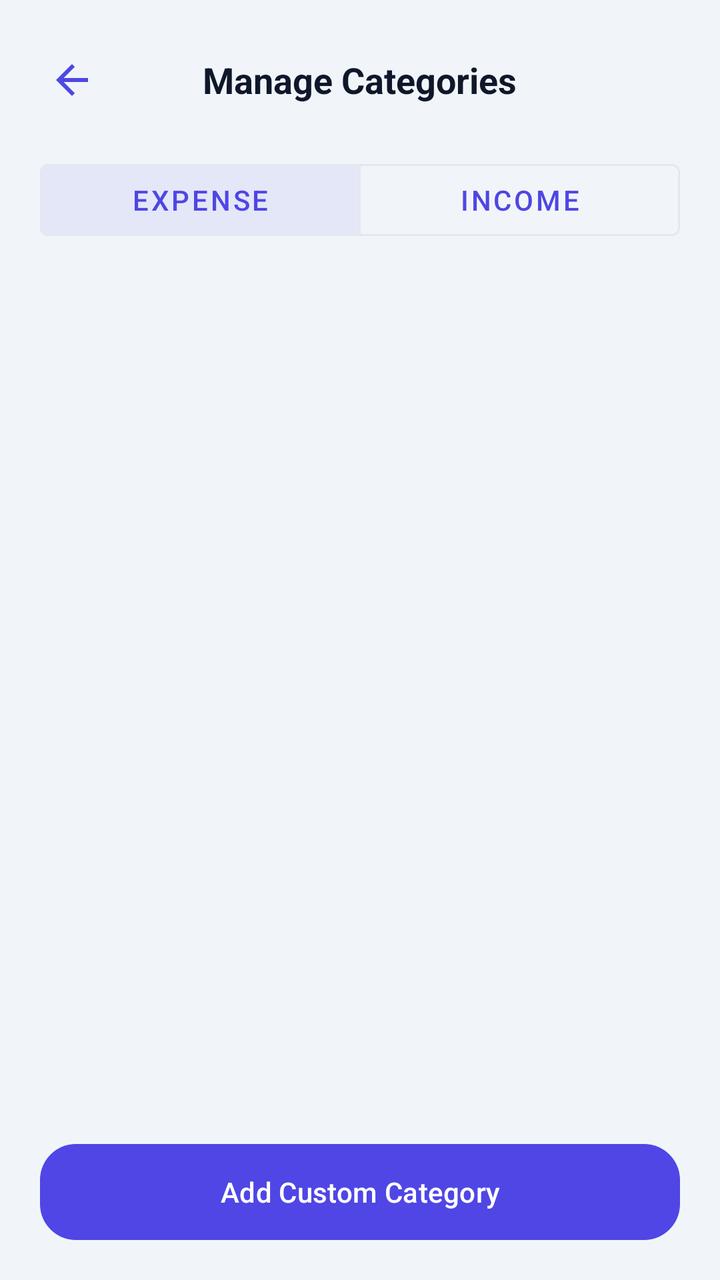
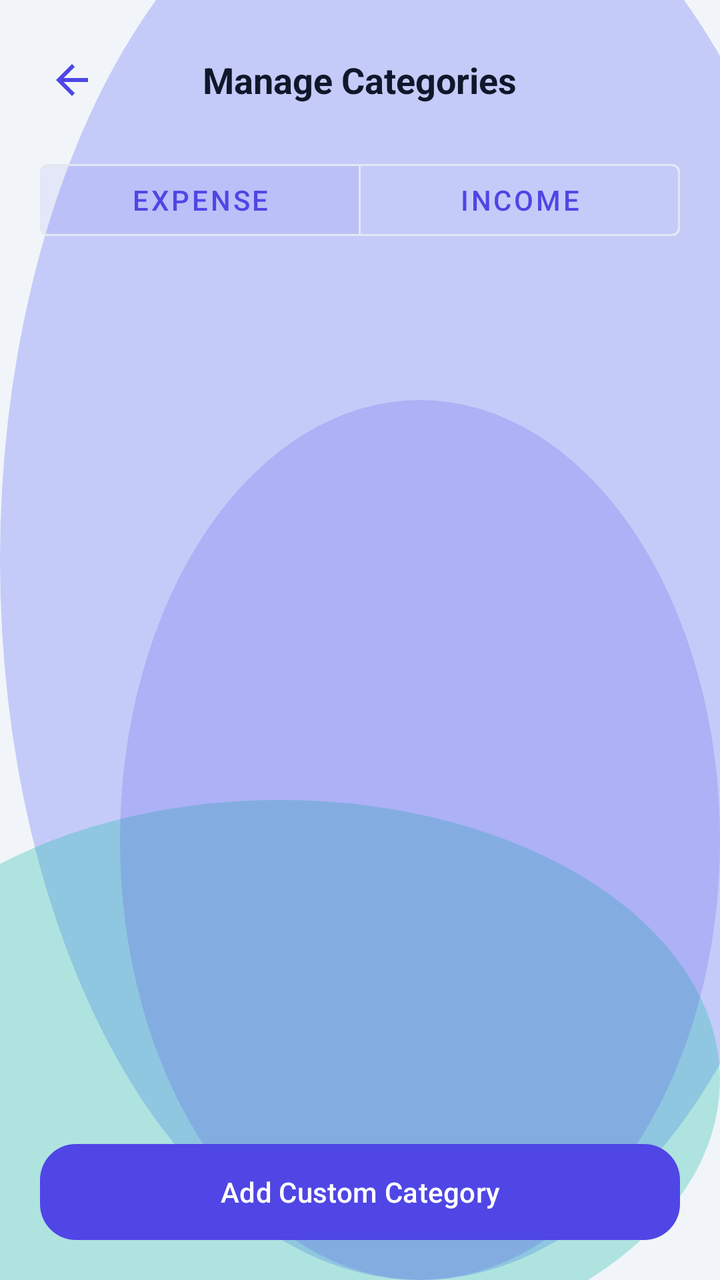

An Android layout rendered at two revisions. The XML below is the earlier revision; the diff shows what the commit changed to produce the second picture.
<!-- AndroidManifest.xml: application theme Theme.MoneyLens -->
<!-- res/layout/activity_category_manage.xml -->
<?xml version="1.0" encoding="utf-8"?>
<androidx.constraintlayout.widget.ConstraintLayout xmlns:android="http://schemas.android.com/apk/res/android"
    xmlns:app="http://schemas.android.com/apk/res-auto"
    xmlns:tools="http://schemas.android.com/tools"
    android:layout_width="match_parent"
    android:layout_height="match_parent"
    android:background="@color/colorBackground">

    
    <RelativeLayout
        android:id="@+id/layoutAppBar"
        android:layout_width="match_parent"
        android:layout_height="56dp"
        android:layout_marginTop="12dp"
        android:paddingHorizontal="16dp"
        app:layout_constraintTop_toTopOf="parent">

        <ImageView
            android:id="@+id/btnBack"
            android:layout_width="40dp"
            android:layout_height="40dp"
            android:layout_centerVertical="true"
            android:padding="8dp"
            android:src="@drawable/ic_back"
            android:background="?attr/selectableItemBackgroundBorderless" />

        <TextView
            android:layout_width="wrap_content"
            android:layout_height="wrap_content"
            android:layout_centerInParent="true"
            android:text="Manage Categories"
            android:textColor="@color/colorTextPrimary"
            android:textSize="18sp"
            android:textStyle="bold" />
    </RelativeLayout>

    
    <com.google.android.material.button.MaterialButtonToggleGroup
        android:id="@+id/toggleTypeGroup"
        android:layout_width="match_parent"
        android:layout_height="wrap_content"
        android:layout_marginHorizontal="20dp"
        android:layout_marginTop="8dp"
        app:checkedButton="@id/btnToggleExpense"
        app:singleSelection="true"
        app:layout_constraintTop_toBottomOf="@+id/layoutAppBar">

        <com.google.android.material.button.MaterialButton
            android:id="@+id/btnToggleExpense"
            style="@style/Widget.MaterialComponents.Button.OutlinedButton"
            android:layout_width="0dp"
            android:layout_height="wrap_content"
            android:layout_weight="1"
            android:text="Expense"
            android:textColor="@color/colorPrimary"
            app:strokeColor="@color/colorCardBorder" />

        <com.google.android.material.button.MaterialButton
            android:id="@+id/btnToggleIncome"
            style="@style/Widget.MaterialComponents.Button.OutlinedButton"
            android:layout_width="0dp"
            android:layout_height="wrap_content"
            android:layout_weight="1"
            android:text="Income"
            android:textColor="@color/colorPrimary"
            app:strokeColor="@color/colorCardBorder" />
    </com.google.android.material.button.MaterialButtonToggleGroup>

    
    <androidx.recyclerview.widget.RecyclerView
        android:id="@+id/rvCategories"
        android:layout_width="match_parent"
        android:layout_height="0dp"
        android:layout_marginTop="12dp"
        android:clipToPadding="false"
        android:paddingBottom="80dp"
        app:layout_constraintBottom_toBottomOf="parent"
        app:layout_constraintTop_toBottomOf="@+id/toggleTypeGroup" />

    
    <TextView
        android:id="@+id/txtEmptyState"
        android:layout_width="wrap_content"
        android:layout_height="wrap_content"
        android:text="No categories found."
        android:textColor="@color/colorTextSecondary"
        android:textSize="14sp"
        android:visibility="gone"
        app:layout_constraintBottom_toTopOf="@+id/btnAddCategory"
        app:layout_constraintEnd_toEndOf="parent"
        app:layout_constraintStart_toStartOf="parent"
        app:layout_constraintTop_toBottomOf="@+id/toggleTypeGroup" />

    
    <com.google.android.material.button.MaterialButton
        android:id="@+id/btnAddCategory"
        style="@style/ClayButton"
        android:layout_width="match_parent"
        android:layout_height="wrap_content"
        android:layout_margin="20dp"
        android:text="Add Custom Category"
        app:layout_constraintBottom_toBottomOf="parent" />

    
    <FrameLayout
        android:id="@+id/loaderOverlay"
        android:layout_width="match_parent"
        android:layout_height="match_parent"
        android:background="@color/colorScrim"
        android:visibility="gone"
        app:layout_constraintBottom_toBottomOf="parent"
        app:layout_constraintEnd_toEndOf="parent"
        app:layout_constraintStart_toStartOf="parent"
        app:layout_constraintTop_toTopOf="parent">

        <ProgressBar
            android:layout_width="wrap_content"
            android:layout_height="wrap_content"
            android:layout_gravity="center"
            android:indeterminateTint="@color/colorPrimary" />
    </FrameLayout>

</androidx.constraintlayout.widget.ConstraintLayout>
<!-- resources referenced by this layout -->
<resources>
  <color name="colorBackground">#F1F5F9</color>
  <color name="colorCardBorder">#E2E8F0</color>
  <color name="colorPrimary">#4F46E5</color>
  <color name="colorScrim">#99000000</color>
  <color name="colorTextPrimary">#0F172A</color>
  <color name="colorTextSecondary">#64748B</color>
  <!-- drawable ic_back (drawable) -->
  <vector xmlns:android="http://schemas.android.com/apk/res/android"
      android:width="24dp"
      android:height="24dp"
      android:viewportWidth="24"
      android:viewportHeight="24">
      <path
          android:fillColor="@color/colorPrimary"
          android:pathData="M20,11H7.83l5.59,-5.59L12,4l-8,8 8,8 1.41,-1.41L7.83,13H20v-2z"/>
  </vector>
  <style name="ClayButton" parent="Widget.Material3.Button">
          <item name="cornerRadius">@dimen/clay_button_radius</item>
          <item name="android:paddingVertical">14dp</item>
          <item name="backgroundTint">@color/colorPrimary</item>
          <item name="android:textColor">@color/colorOnPrimary</item>
          <item name="iconTint">@color/colorOnPrimary</item>
          <item name="android:elevation">6dp</item>
          <item name="android:outlineSpotShadowColor" tools:targetApi="p">@color/colorPrimaryShadow</item>
          <item name="android:insetTop">0dp</item>
          <item name="android:insetBottom">0dp</item>
      </style>
  <style name="Theme.MoneyLens" parent="Base.Theme.MoneyLens" />
  <dimen name="clay_button_radius">18dp</dimen>
  <color name="colorOnPrimary">#FFFFFF</color>
  <color name="colorPrimaryShadow">#3730A3</color>
  <style name="Base.Theme.MoneyLens" parent="Theme.Material3.Light.NoActionBar">
          
          <item name="colorPrimary">@color/colorPrimary</item>
          <item name="colorOnPrimary">@color/colorOnPrimary</item>
          <item name="colorSecondary">@color/colorSecondary</item>
          <item name="colorError">@color/colorDanger</item>
          <item name="android:windowBackground">@color/colorBackground</item>
          <item name="colorSurface">@color/colorSurface</item>
          <item name="android:colorBackground">@color/colorBackground</item>
          <item name="colorOnSurface">@color/colorTextPrimary</item>
  
          
          <item name="android:statusBarColor">@color/colorBackground</item>
          <item name="android:windowLightStatusBar" tools:targetApi="m">true</item>
          <item name="android:navigationBarColor">@color/colorBackground</item>
      </style>
  <color name="colorSecondary">#14B8A6</color>
  <color name="colorDanger">#DC2626</color>
  <color name="colorSurface">#FFFFFF</color>
</resources>

<!-- the commit's change to res/layout/activity_category_manage.xml (unified diff, before → after) -->
@@ -4,7 +4,7 @@
     xmlns:tools="http://schemas.android.com/tools"
     android:layout_width="match_parent"
     android:layout_height="match_parent"
-    android:background="@color/colorBackground">
+    android:background="@drawable/bg_mesh_gradient">
 
     
     <RelativeLayout
<!-- resource entries referenced after the edit -->
@@ -1,11 +1,45 @@
 <!-- resources referenced by this layout -->
 <resources>
   <color name="colorBackground">#F1F5F9</color>
+  <color name="glassMeshOrb1">#66818CF8</color>
+  <color name="glassMeshOrb2">#4D14B8A6</color>
+  <color name="glassMeshOrb3">#334F46E5</color>
   <color name="colorCardBorder">#E2E8F0</color>
   <color name="colorPrimary">#4F46E5</color>
   <color name="colorScrim">#99000000</color>
   <color name="colorTextPrimary">#0F172A</color>
   <color name="colorTextSecondary">#64748B</color>
+  <!-- drawable bg_mesh_gradient (drawable) -->
+  <?xml version="1.0" encoding="utf-8"?>
+  <layer-list xmlns:android="http://schemas.android.com/apk/res/android">
+      
+      <item>
+          <shape android:shape="rectangle">
+              <solid android:color="@color/colorBackground" />
+          </shape>
+      </item>
+      
+      <item android:top="-80dp" android:right="-60dp">
+          <shape android:shape="oval">
+              <solid android:color="@color/glassMeshOrb1" />
+              <size android:width="280dp" android:height="280dp" />
+          </shape>
+      </item>
+      
+      <item android:bottom="-40dp" android:left="-80dp" android:top="400dp">
+          <shape android:shape="oval">
+              <solid android:color="@color/glassMeshOrb2" />
+              <size android:width="240dp" android:height="240dp" />
+          </shape>
+      </item>
+      
+      <item android:top="200dp" android:left="60dp">
+          <shape android:shape="oval">
+              <solid android:color="@color/glassMeshOrb3" />
+              <size android:width="200dp" android:height="200dp" />
+          </shape>
+      </item>
+  </layer-list>
   <!-- drawable ic_back (drawable) -->
   <vector xmlns:android="http://schemas.android.com/apk/res/android"
       android:width="24dp"
@@ -22,17 +56,14 @@
           <item name="backgroundTint">@color/colorPrimary</item>
           <item name="android:textColor">@color/colorOnPrimary</item>
           <item name="iconTint">@color/colorOnPrimary</item>
-          <item name="android:elevation">6dp</item>
-          <item name="android:outlineSpotShadowColor" tools:targetApi="p">@color/colorPrimaryShadow</item>
+          <item name="android:elevation">4dp</item>
           <item name="android:insetTop">0dp</item>
           <item name="android:insetBottom">0dp</item>
       </style>
   <style name="Theme.MoneyLens" parent="Base.Theme.MoneyLens" />
   <dimen name="clay_button_radius">18dp</dimen>
   <color name="colorOnPrimary">#FFFFFF</color>
-  <color name="colorPrimaryShadow">#3730A3</color>
   <style name="Base.Theme.MoneyLens" parent="Theme.Material3.Light.NoActionBar">
-          
           <item name="colorPrimary">@color/colorPrimary</item>
           <item name="colorOnPrimary">@color/colorOnPrimary</item>
           <item name="colorSecondary">@color/colorSecondary</item>
@@ -43,9 +74,10 @@
           <item name="colorOnSurface">@color/colorTextPrimary</item>
   
           
-          <item name="android:statusBarColor">@color/colorBackground</item>
+          <item name="android:statusBarColor">@android:color/transparent</item>
           <item name="android:windowLightStatusBar" tools:targetApi="m">true</item>
-          <item name="android:navigationBarColor">@color/colorBackground</item>
+          <item name="android:navigationBarColor">@android:color/transparent</item>
+          <item name="android:windowDrawsSystemBarBackgrounds">true</item>
       </style>
   <color name="colorSecondary">#14B8A6</color>
   <color name="colorDanger">#DC2626</color>
